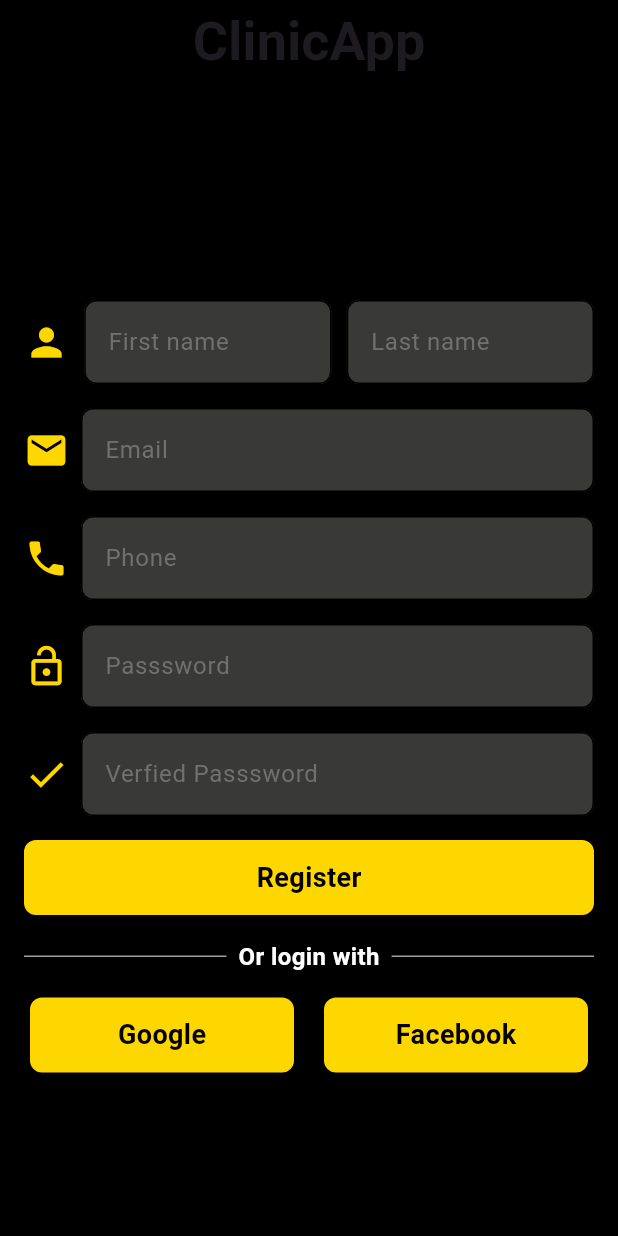
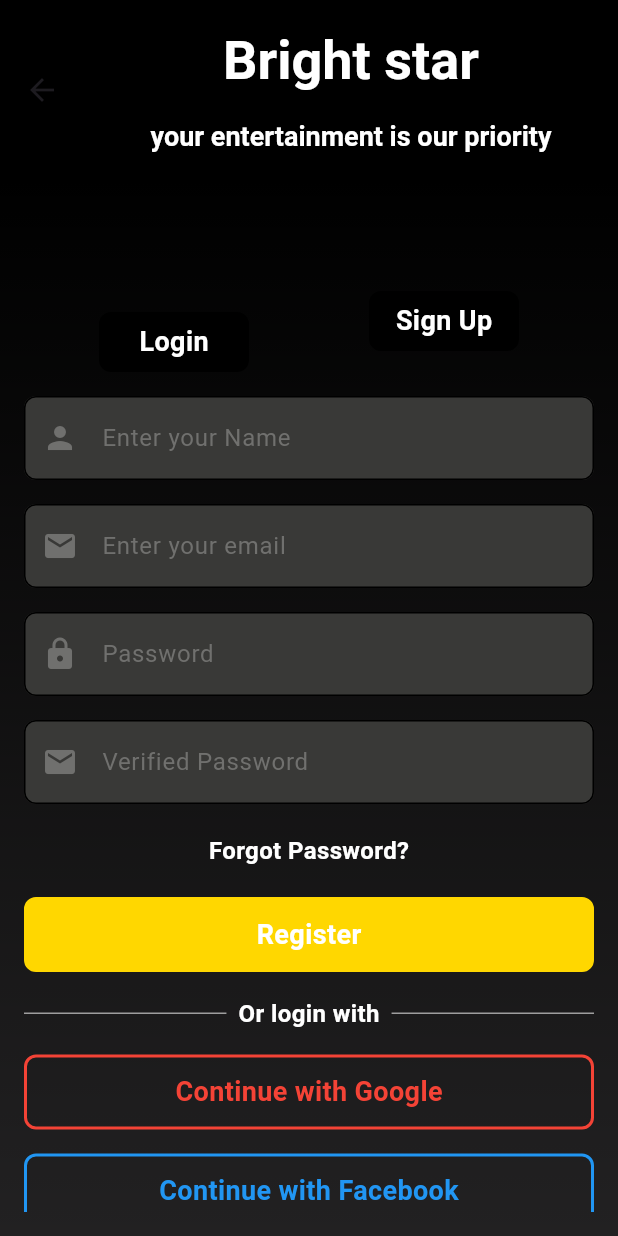
Before and after one commit to SamuelRefky/tourism_company, a Flutter app: the screen it shows after launch, after a tap on "Sign Up", on a phone screen of 412 x 824 dp. Run offline on Flutter 3.47's test engine with Material 3 defaults, Android fonts, the phone set to English and light mode, and no system bars.

Commit message:
design Login and register

```diff
--- a/lib/views/login_view.dart
+++ b/lib/views/login_view.dart
@@ -30,7 +30,7 @@
           child: Column(
             children: [
               Text(
-                'EGYTOUR',
+                'Bright star',
                 style: TextStyle(
                   fontSize: 36,
                   fontWeight: FontWeight.bold,
@@ -39,7 +39,7 @@
               ),
               SizedBox(height: 16),
               Text(
-                'your enternainment is our priorte',
+                'your entertainment is our priority',
                 style: TextStyle(
                   fontSize: 18,
                   fontWeight: FontWeight.bold,
@@ -119,6 +119,7 @@
               ),
               CustomBottom(
                 text: 'Forgot Password?',
+                borderColor: Colors.black.withAlpha(0),
                 font: bodyText,
                 width: double.infinity,
                 height: 30,
@@ -128,6 +129,7 @@
               CustomBottom(
                 text: 'Login',
                 backGroundColor: kPColor,
+                borderColor: kPColor,
                 font: subheadingsText,
                 width: double.infinity,
                 height: 50,
@@ -136,29 +138,24 @@
 
               CustomDivider(),
 
-              Row(
-                mainAxisAlignment: MainAxisAlignment.center,
-                children: [
               CustomBottom(
-                    text: 'Google',
-                    backGroundColor: kPColor,
+                text: 'Continue with Google',
+                borderColor: Colors.red,
                 font: subheadingsText,
-                    width: (screenWidth / 2) - 30,
+                width: double.infinity,
                 height: 50,
-                    fontColor: kTColor,
+                fontColor: Colors.red,
               ),
 
               SizedBox(width: 20),
 
               CustomBottom(
-                    text: 'Facebook',
-                    backGroundColor: kPColor,
+                text: 'Continue with Facebook',
+                borderColor: Colors.blue,
                 font: subheadingsText,
-                    width: (screenWidth / 2) - 30,
+                width: double.infinity,
                 height: 50,
-                    fontColor: kTColor,
-                  ),
-                ],
+                fontColor: Colors.blue,
               ),
             ],
           ),
--- a/lib/views/register_view.dart
+++ b/lib/views/register_view.dart
@@ -5,31 +5,55 @@
 import 'package:tourism_company/widgets/custom_text_field.dart';
 
 // ignore: must_be_immutable
-class RegisterView extends StatelessWidget {
-  RegisterView({super.key});
-  static String id = 'register';
+class RegisterView extends StatefulWidget {
+  const RegisterView({super.key});
+  static String id = 'Register';
+
+  @override
+  State<RegisterView> createState() => _RegisterViewState();
+}
+
+class _RegisterViewState extends State<RegisterView> {
   String? email;
-
   String? password;
 
   @override
   Widget build(BuildContext context) {
     double screenWidth = MediaQuery.of(context).size.width;
     return Scaffold(
-      backgroundColor: kSColor,
       appBar: AppBar(
-        leading: null,
-        automaticallyImplyLeading: false,
+        toolbarHeight: 120,
         backgroundColor: kSColor,
         title: Center(
-          child: Text(
-            'ClinicApp',
-            style: TextStyle(fontSize: 36, fontWeight: FontWeight.bold),
+          child: Column(
+            mainAxisAlignment: MainAxisAlignment.center,
+            crossAxisAlignment: CrossAxisAlignment.center,
+            children: [
+              Text(
+                'Bright star',
+                style: TextStyle(
+                  fontSize: 36,
+                  fontWeight: FontWeight.bold,
+                  color: kTColor,
+                ),
+              ),
+              SizedBox(height: 16),
+              Text(
+                'your entertainment is our priority',
+                style: TextStyle(
+                  fontSize: 18,
+                  fontWeight: FontWeight.bold,
+                  color: kTColor,
+                ),
+              ),
+            ],
           ),
         ),
       ),
 
-      body: Padding(
+      body: Container(
+        decoration: BoxDecoration(gradient: kSGradient),
+        child: Padding(
           padding: const EdgeInsets.all(16),
           child: ListView(
             children: [
@@ -46,7 +70,7 @@
                       font: subheadingsText,
                       width: 100,
                       height: 40,
-                    fontColor: Colors.black,
+                      fontColor: kTColor,
                       ontap: () {
                         Navigator.pop(context);
                       },
@@ -59,135 +83,98 @@
                     height: 70,
                     alignment: Alignment.topCenter,
                     child: CustomBottom(
-                    text: 'SIGN UP',
+                      text: 'Sign Up',
                       backGroundColor: kSColor,
                       font: subheadingsText,
                       width: 100,
                       height: 40,
-                    fontColor: Colors.black,
+                      fontColor: kTColor,
                     ),
                   ),
                 ],
               ),
-
-            Row(
-              mainAxisAlignment: MainAxisAlignment.spaceBetween,
-              children: [
-                Icon(Icons.person, color: kPColor, size: 30),
               SizedBox(width: 8),
               CustomTextField(
-                  text: 'First name',
-                  width: screenWidth / 2.5,
+                text: 'Enter your Name',
+                width: screenWidth - 70,
                 font: headingText,
+                icon: Icon(Icons.person, color: Color(0xff70706E)),
                 onChanged: (data) {
                   email = data;
                 },
               ),
               SizedBox(width: 8),
               CustomTextField(
-                  text: 'Last name',
-                  width: screenWidth / 2.5,
+                text: 'Enter your email ',
+                width: screenWidth - 70,
                 font: headingText,
+                icon: Icon(Icons.email, color: Color(0xff70706E)),
                 onChanged: (data) {
                   email = data;
                 },
               ),
-              ],
-            ),
-            Row(
-              children: [
-                Icon(Icons.email, color: kPColor, size: 30),
-                SizedBox(width: 8),
+
               CustomTextField(
-                  text: 'Email',
+                text: 'Password ',
                 width: screenWidth - 70,
                 font: headingText,
+                icon: Icon(Icons.lock_rounded, color: Color(0xff70706E)),
                 onChanged: (data) {
                   email = data;
                 },
               ),
-              ],
-            ),
-            Row(
-              children: [
-                Icon(Icons.phone, color: kPColor, size: 30),
               SizedBox(width: 8),
               CustomTextField(
-                  text: 'Phone',
+                text: 'Verified Password ',
                 width: screenWidth - 70,
                 font: headingText,
+                icon: Icon(Icons.email, color: Color(0xff70706E)),
                 onChanged: (data) {
                   email = data;
                 },
               ),
-              ],
-            ),
-
-            Row(
-              children: [
-                Icon(Icons.lock_open, color: kPColor, size: 30),
-                SizedBox(width: 8),
-                CustomTextField(
-                  text: 'Passsword',
-                  width: screenWidth - 70,
-                  font: headingText,
-                  onChanged: (data) {
-                    password = data;
-                  },
-                ),
-              ],
-            ),
-            Row(
-              children: [
-                Icon(Icons.check, color: kPColor, size: 30),
-                SizedBox(width: 8),
-                CustomTextField(
-                  text: 'Verfied Passsword',
-                  width: screenWidth - 70,
-                  font: headingText,
-                  onChanged: (data) {
-                    password = data;
-                  },
-                ),
-              ],
+              CustomBottom(
+                text: 'Forgot Password?',
+                borderColor: Colors.black.withAlpha(0),
+                font: bodyText,
+                width: double.infinity,
+                height: 30,
+                fontColor: kTColor,
               ),
 
               CustomBottom(
                 text: 'Register',
                 backGroundColor: kPColor,
+                borderColor: kPColor,
                 font: subheadingsText,
                 width: double.infinity,
                 height: 50,
-              fontColor: kSColor,
+                fontColor: kTColor,
               ),
 
               CustomDivider(),
 
-            Row(
-              mainAxisAlignment: MainAxisAlignment.center,
-              children: [
               CustomBottom(
-                  text: 'Google',
-                  backGroundColor: kPColor,
+                text: 'Continue with Google',
+                borderColor: Colors.red,
                 font: subheadingsText,
-                  width: (screenWidth / 2) - 30,
+                width: double.infinity,
                 height: 50,
-                  fontColor: kSColor,
+                fontColor: Colors.red,
               ),
 
               SizedBox(width: 20),
 
               CustomBottom(
-                  text: 'Facebook',
-                  backGroundColor: kPColor,
+                text: 'Continue with Facebook',
+                borderColor: Colors.blue,
                 font: subheadingsText,
-                  width: (screenWidth / 2) - 30,
+                width: double.infinity,
                 height: 50,
-                  fontColor: kSColor,
+                fontColor: Colors.blue,
               ),
             ],
           ),
-          ],
         ),
       ),
     );
--- a/lib/widgets/custom_botton.dart
+++ b/lib/widgets/custom_botton.dart
@@ -8,6 +8,7 @@
   final double width;
   final double height;
   final double font;
+  final Color? borderColor;
   double redious;
   VoidCallback? ontap;
   CustomBottom({
@@ -20,6 +21,7 @@
     required this.height,
     required this.fontColor,
     this.redious = 8,
+    this.borderColor = Colors.black,
   });
 
   @override
@@ -32,6 +34,10 @@
           decoration: BoxDecoration(
             color: backGroundColor,
             borderRadius: BorderRadius.circular(redious),
+            border: Border.all(
+              color: borderColor!, // Border color
+              width: 2.0,
+            ),
           ),
           width: width,
           height: height,
```
Lines whose indentation alone changed are shown as unchanged.
